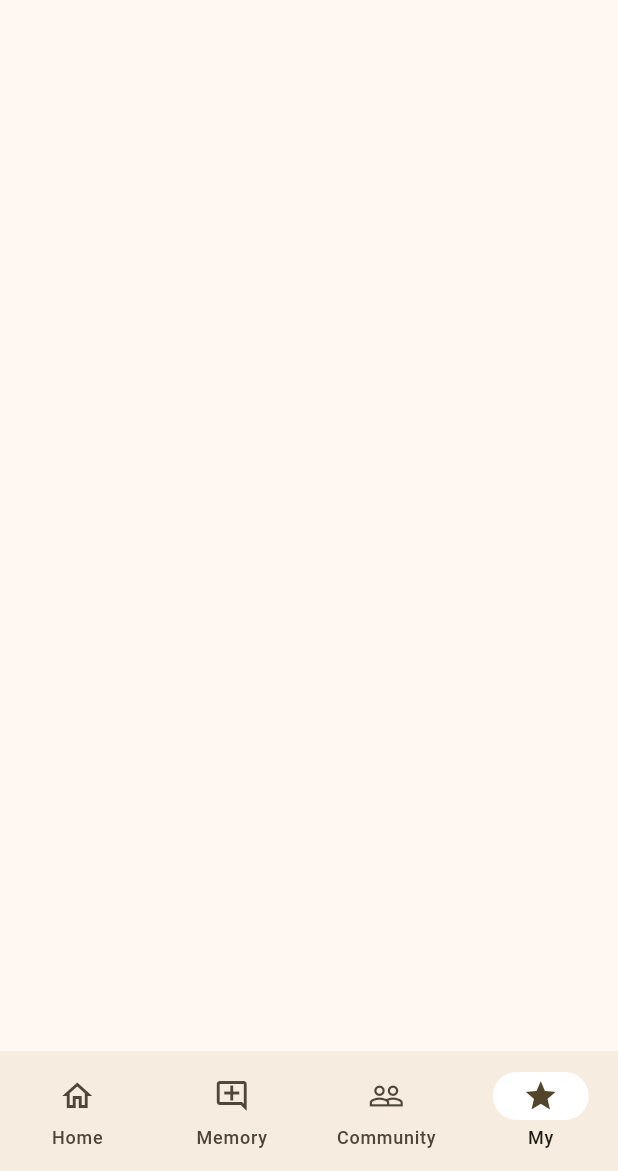
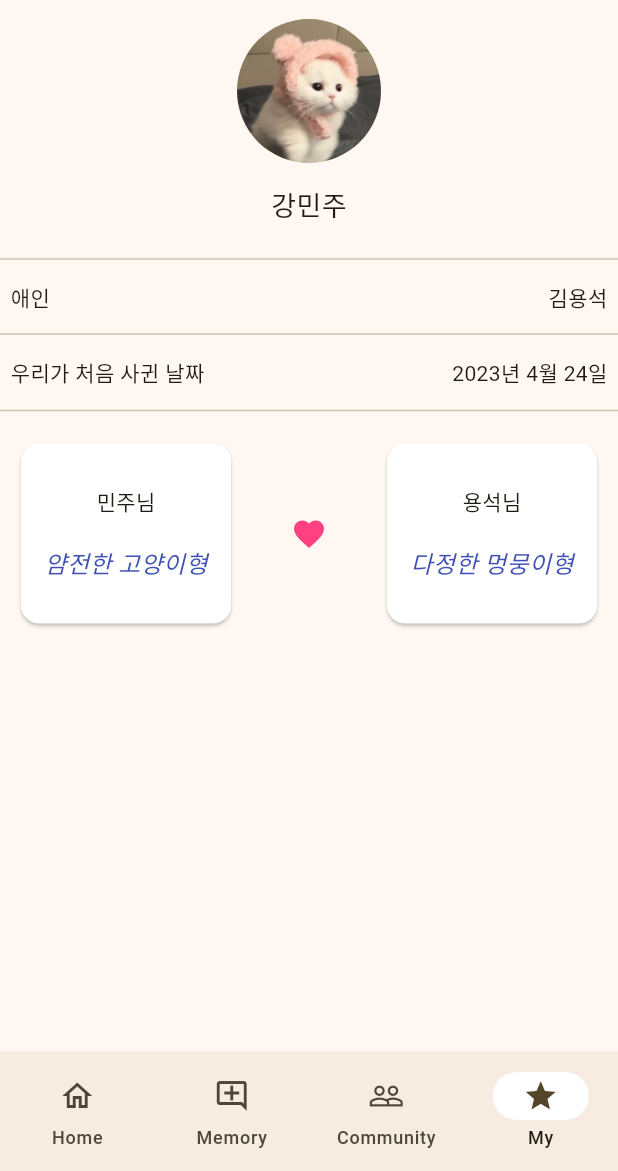
Before and after one commit to mimo626/pureApp, a Flutter app: the screen it shows after launch, item 4 of the bottom bar chosen, on a phone screen of 412 x 824 dp, the part 65-1236 px from its top. Run offline on Flutter 3.47's test engine with Material 3 defaults, Android fonts, the light colour scheme and no system bars; our stand-ins replace carousel_slider, smooth_page_indicator.

Commit message:
[Feature] My화면 구현_애인 이름, 날짜, 유형 결과

```diff
--- a/lib/screen/my_screen.dart
+++ b/lib/screen/my_screen.dart
@@ -13,10 +13,122 @@ class _MyScreenState extends State<MyScreen> {
   Widget build(BuildContext context) {
     return Scaffold(
       appBar: HomeTopAppBar(),
-      body: ListView(
-        children: [
-
-        ],
+      body: Container(
+        alignment: Alignment.center,
+        child: Column(
+          children: [
+            // 프로필 이미지
+            Container(
+              child: CircleAvatar(
+                backgroundImage: AssetImage('lib/assets/images/profile.PNG'),
+                radius: 48,
+              ),
+            ),
+            // 이름
+            Container(
+              padding: EdgeInsets.all(15),
+              child: Text(
+                  '강민주',
+                style: TextStyle(fontSize: 18),
+              ),
+            ),
+            // 애인 이름
+            Divider(),
+            Container(
+              child: Row(
+                mainAxisAlignment: MainAxisAlignment.spaceBetween,
+                children: [
+                  Container(
+                    child: Text('애인'),
+                    padding: EdgeInsets.all(7),
+                  ),
+                  Container(
+                    child: Text('김용석'),
+                    padding: EdgeInsets.all(7),
+                  )
+                ],
+              ),
+            ),
+            // 처음 사귄 날짜
+            Divider(),
+            Container(
+              child: Row(
+                mainAxisAlignment: MainAxisAlignment.spaceBetween,
+                children: [
+                  Container(
+                    child: Text("우리가 처음 사귄 날짜"),
+                    padding: EdgeInsets.all(7),
+                  ),
+                  Container(
+                    child: Text("2023년 4월 24일"),
+                    padding: EdgeInsets.all(7),
+                  )
+                ],
+              ),
+            ),
+            Divider(),
+            Container(
+              padding: EdgeInsets.all(10),
+              child: Row(
+                mainAxisAlignment: MainAxisAlignment.spaceBetween,
+                children: [
+                  Card(
+                    color: Colors.white,
+                    child: Container(
+                      height: 120,
+                      width: 140,
+                      child: Column(
+                        mainAxisAlignment: MainAxisAlignment.center,
+                        children: [
+                          Container(
+                            padding: EdgeInsets.all(10),
+                            child: Text('민주님'),
+                          ),
+                          Container(
+                            padding: EdgeInsets.all(10),
+                            child: Text(
+                                '얌전한 고양이형',
+                                style: TextStyle(fontSize: 16,
+                                    color: Colors.indigo,
+                                    fontStyle: FontStyle.italic)),
+                          )
+                        ],
+                      ),
+                    ),
+                  ),
+                  Icon(
+                    Icons.favorite,
+                    color: Colors.pinkAccent,
+                  ),
+                  Card(
+                    color: Colors.white,
+                    child: Container(
+                      height: 120,
+                      width: 140,
+                      child: Column(
+                        mainAxisAlignment: MainAxisAlignment.center,
+                        children: [
+                          Container(
+                            padding: EdgeInsets.all(10),
+                            child: Text('용석님'),
+                          ),
+                          Container(
+                            padding: EdgeInsets.all(10),
+                            child: Text(
+                                '다정한 멍뭉이형',
+                                style: TextStyle(fontSize: 16,
+                                    color: Colors.indigo,
+                                    fontStyle: FontStyle.italic)),
+                          )
+                        ],
+                      ),
+                    ),
+                  )
+                ],
+              ),
+            )
+          ],
+        ),
       ),
     );
   }
```
Also changed, not shown: lib/assets/images/profile.PNG (added).
